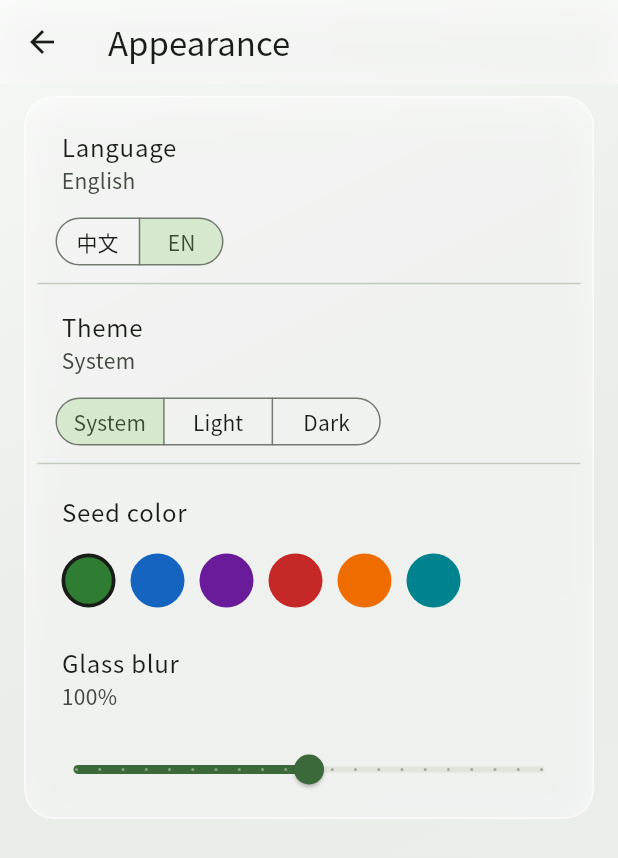
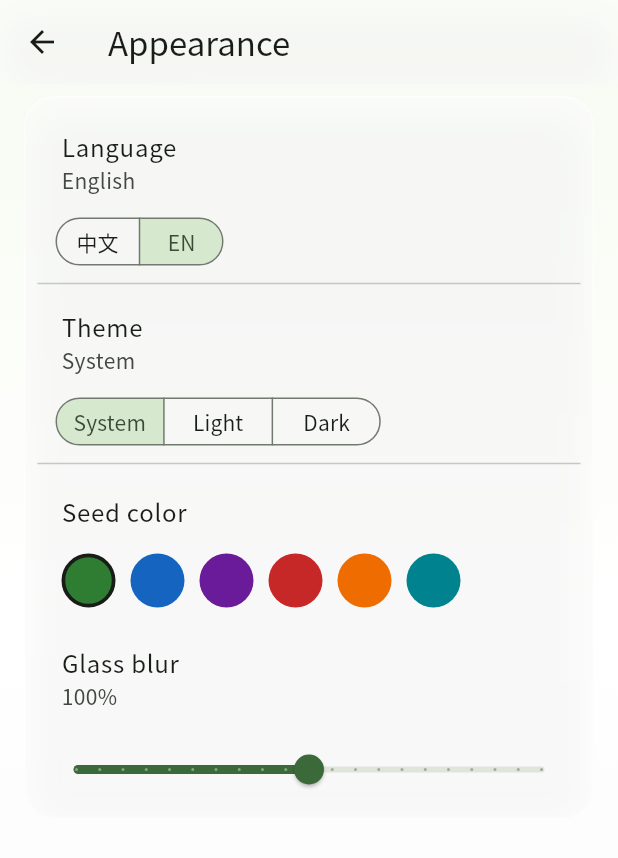
Before and after one commit to wiwcn/NeoReader, a Flutter app: the SettingsAppearancePage screen opened directly, after a tap on "EN", on a phone screen of 412 x 824 dp. Shown: the top 858 px of the screen. Run offline on Flutter 3.47's test engine with Material 3 defaults, Android fonts, the phone set to English and light mode, and no system bars; our stand-ins replace equatable, file_picker, flutter_markdown, flutter_riverpod, shared_preferences, sqflite and 1 more; missing offline and left inert: pdfrx; accounts and stored records are empty.

Commit message:
Redesign library & settings hub to flat PiliPlus list UI
Drop per-row GlassSurface cards that caused white-on-pale double layers.
Library uses InkWell rows with aligned covers, dividers, filled search field;
settings hub uses flat ListTiles. Soften M3 scaffold surface.

```diff
--- a/lib/core/theme/app_theme.dart
+++ b/lib/core/theme/app_theme.dart
@@ -59,11 +59,11 @@ class AppTheme {
         scrolledUnderElevation: 0,
         backgroundColor: Colors.transparent,
       ),
-      scaffoldBackgroundColor: const Color(0xFFF3F6F3),
+      scaffoldBackgroundColor: const Color(0xFFF7F9F7),
       cardTheme: CardThemeData(
         elevation: 0,
-        color: Colors.white.withValues(alpha: 0.55),
-        shape: RoundedRectangleBorder(borderRadius: BorderRadius.circular(20)),
+        color: scheme.surfaceContainerLowest,
+        shape: RoundedRectangleBorder(borderRadius: BorderRadius.circular(12)),
       ),
       navigationBarTheme: NavigationBarThemeData(
         backgroundColor: Colors.white.withValues(alpha: 0.65),
--- a/lib/presentation/screens/library/library_screen.dart
+++ b/lib/presentation/screens/library/library_screen.dart
@@ -18,13 +18,15 @@ import '../reader/reader_router.dart';
 class LibraryScreen extends ConsumerWidget {
   const LibraryScreen({super.key});
 
-  static const double _coverW = 56;
-  static const double _coverH = 72;
+  /// PiliPlus-like compact cover; shared left edge across rows.
+  static const double _coverW = 48;
+  static const double _coverH = 64;
 
   @override
   Widget build(BuildContext context, WidgetRef ref) {
     final strings = ref.watch(stringsProvider);
     final booksAsync = ref.watch(filteredLibraryProvider);
+    final cs = Theme.of(context).colorScheme;
 
     return GlassScaffoldBackground(
       child: Scaffold(
@@ -47,22 +49,38 @@ class LibraryScreen extends ConsumerWidget {
             ),
           ],
           bottom: PreferredSize(
-            preferredSize: const Size.fromHeight(56),
+            preferredSize: const Size.fromHeight(52),
             child: Padding(
               padding: const EdgeInsets.fromLTRB(16, 0, 16, 10),
-              child: GlassSurface(
-                borderRadius: 14,
-                padding: const EdgeInsets.symmetric(horizontal: 10),
+              // Single filled field — no nested GlassSurface plate.
               child: TextField(
                 decoration: InputDecoration(
                   hintText: strings.searchHint,
-                    border: InputBorder.none,
                   isDense: true,
-                    icon: const Icon(Icons.search_rounded, size: 22),
+                  filled: true,
+                  fillColor: cs.surfaceContainerHighest.withValues(alpha: 0.65),
+                  prefixIcon: const Icon(Icons.search_rounded, size: 22),
+                  contentPadding: const EdgeInsets.symmetric(
+                    horizontal: 12,
+                    vertical: 10,
+                  ),
+                  border: OutlineInputBorder(
+                    borderRadius: BorderRadius.circular(28),
+                    borderSide: BorderSide.none,
+                  ),
+                  enabledBorder: OutlineInputBorder(
+                    borderRadius: BorderRadius.circular(28),
+                    borderSide: BorderSide.none,
+                  ),
+                  focusedBorder: OutlineInputBorder(
+                    borderRadius: BorderRadius.circular(28),
+                    borderSide: BorderSide(
+                      color: cs.primary.withValues(alpha: 0.35),
+                    ),
+                  ),
                 ),
                 onChanged: (v) =>
                     ref.read(libraryQueryProvider.notifier).state = v,
-                ),
               ),
             ),
           ),
@@ -80,95 +98,28 @@ class LibraryScreen extends ConsumerWidget {
           data: (books) {
             if (books.isEmpty) return EmptyLibrary(strings: strings);
             return ListView.separated(
-              // Extra bottom padding so last card clears FAB + nav bar.
-              padding: const EdgeInsets.fromLTRB(16, 8, 16, 112),
+              // FAB + nav clearance only — no empty glass regions.
+              padding: const EdgeInsets.fromLTRB(0, 4, 0, 112),
               itemCount: books.length,
-              separatorBuilder: (context, index) => const SizedBox(height: 10),
+              separatorBuilder: (context, index) => Divider(
+                height: 1,
+                thickness: 1,
+                indent: 16 + _coverW + 12,
+                endIndent: 16,
+                color: cs.outlineVariant.withValues(alpha: 0.45),
+              ),
               itemBuilder: (context, i) {
                 final book = books[i];
                 return StaggeredFadeSlide(
                   index: i,
-                  child: GlassSurface(
-                    borderRadius: 16,
-                    padding: const EdgeInsets.symmetric(
-                      horizontal: 12,
-                      vertical: 12,
-                    ),
-                    child: InkWell(
-                      borderRadius: BorderRadius.circular(12),
-                      onTap: () => openReader(context, book),
-                      onLongPress: () =>
+                  child: _BookListRow(
+                    book: book,
+                    strings: strings,
+                    coverW: _coverW,
+                    coverH: _coverH,
+                    onOpen: () => openReader(context, book),
+                    onDelete: () =>
                         _confirmDelete(context, ref, strings, book),
-                      child: Row(
-                        crossAxisAlignment: CrossAxisAlignment.center,
-                        children: [
-                          BookCover(
-                            book: book,
-                            width: _coverW,
-                            height: _coverH,
-                          ),
-                          const SizedBox(width: 12),
-                          Expanded(
-                            child: Column(
-                              crossAxisAlignment: CrossAxisAlignment.start,
-                              mainAxisSize: MainAxisSize.min,
-                              children: [
-                                Text(
-                                  book.title,
-                                  maxLines: 2,
-                                  overflow: TextOverflow.ellipsis,
-                                  style: Theme.of(context).textTheme.titleMedium,
-                                ),
-                                const SizedBox(height: 2),
-                                Text(
-                                  book.author.isEmpty
-                                      ? strings.unknownAuthor
-                                      : book.author,
-                                  maxLines: 1,
-                                  overflow: TextOverflow.ellipsis,
-                                  style: Theme.of(context).textTheme.bodySmall,
-                                ),
-                                const SizedBox(height: 8),
-                                Row(
-                                  children: [
-                                    Expanded(
-                                      child: AnimatedProgressBar(
-                                        value: book.progress,
-                                      ),
-                                    ),
-                                    const SizedBox(width: 8),
-                                    Text(
-                                      '${(book.progress * 100).round()}%',
-                                      style:
-                                          Theme.of(context).textTheme.labelSmall,
-                                    ),
-                                  ],
-                                ),
-                                const SizedBox(height: 4),
-                                Text(
-                                  book.format.name.toUpperCase(),
-                                  style: Theme.of(context)
-                                      .textTheme
-                                      .labelSmall
-                                      ?.copyWith(
-                                        color: Theme.of(context)
-                                            .colorScheme
-                                            .primary,
-                                      ),
-                                ),
-                              ],
-                            ),
-                          ),
-                          IconButton(
-                            visualDensity: VisualDensity.compact,
-                            icon: const Icon(Icons.delete_outline_rounded),
-                            tooltip: strings.delete,
-                            onPressed: () =>
-                                _confirmDelete(context, ref, strings, book),
-                          ),
-                        ],
-                      ),
-                    ),
                   ),
                 );
               },
@@ -255,3 +206,119 @@ class LibraryScreen extends ConsumerWidget {
     await ref.read(libraryProvider.notifier).refresh();
   }
 }
+
+/// Flat PiliPlus-style book row (no GlassSurface card).
+class _BookListRow extends StatelessWidget {
+  const _BookListRow({
+    required this.book,
+    required this.strings,
+    required this.coverW,
+    required this.coverH,
+    required this.onOpen,
+    required this.onDelete,
+  });
+
+  final Book book;
+  final AppStrings strings;
+  final double coverW;
+  final double coverH;
+  final VoidCallback onOpen;
+  final VoidCallback onDelete;
+
+  @override
+  Widget build(BuildContext context) {
+    final theme = Theme.of(context);
+    final cs = theme.colorScheme;
+    final author = book.author.isEmpty ? strings.unknownAuthor : book.author;
+    final pct = '${(book.progress * 100).round()}%';
+
+    return Material(
+      color: Colors.transparent,
+      child: InkWell(
+        onTap: onOpen,
+        onLongPress: onDelete,
+        child: Padding(
+          padding: const EdgeInsets.symmetric(horizontal: 16, vertical: 10),
+          child: Row(
+            crossAxisAlignment: CrossAxisAlignment.center,
+            children: [
+              BookCover(
+                book: book,
+                width: coverW,
+                height: coverH,
+                borderRadius: 8,
+              ),
+              const SizedBox(width: 12),
+              Expanded(
+                child: Column(
+                  crossAxisAlignment: CrossAxisAlignment.start,
+                  mainAxisSize: MainAxisSize.min,
+                  children: [
+                    Text(
+                      book.title,
+                      maxLines: 2,
+                      overflow: TextOverflow.ellipsis,
+                      style: theme.textTheme.titleMedium?.copyWith(
+                        height: 1.25,
+                      ),
+                    ),
+                    const SizedBox(height: 2),
+                    Text(
+                      author,
+                      maxLines: 1,
+                      overflow: TextOverflow.ellipsis,
+                      style: theme.textTheme.bodySmall?.copyWith(
+                        color: cs.onSurfaceVariant,
+                      ),
+                    ),
+                    const SizedBox(height: 4),
+                    Text(
+                      book.format.name.toUpperCase(),
+                      style: theme.textTheme.labelSmall?.copyWith(
+                        color: cs.outline,
+                        letterSpacing: 0.4,
+                      ),
+                    ),
+                    const SizedBox(height: 6),
+                    AnimatedProgressBar(
+                      value: book.progress,
+                      minHeight: 3,
+                    ),
+                  ],
+                ),
+              ),
+              const SizedBox(width: 8),
+              // Shared trailing column: % then delete — aligned across rows.
+              SizedBox(
+                width: 48,
+                child: Column(
+                  mainAxisSize: MainAxisSize.min,
+                  children: [
+                    Text(
+                      pct,
+                      style: theme.textTheme.labelSmall?.copyWith(
+                        color: cs.onSurfaceVariant,
+                        fontFeatures: const [FontFeature.tabularFigures()],
+                      ),
+                    ),
+                    IconButton(
+                      visualDensity: VisualDensity.compact,
+                      padding: EdgeInsets.zero,
+                      constraints: const BoxConstraints(
+                        minWidth: 40,
+                        minHeight: 40,
+                      ),
+                      icon: const Icon(Icons.delete_outline_rounded, size: 22),
+                      tooltip: strings.delete,
+                      onPressed: onDelete,
+                    ),
+                  ],
+                ),
+              ),
+            ],
+          ),
+        ),
+      ),
+    );
+  }
+}
--- a/lib/presentation/widgets/glass_scaffold_bg.dart
+++ b/lib/presentation/widgets/glass_scaffold_bg.dart
@@ -1,6 +1,6 @@
 import 'package:flutter/material.dart';
 
-/// Soft MD3 gradient backdrop so frosted glass has something to blur.
+/// Soft MD3 surface backdrop. Mild tint only — list body stays flat (PiliPlus).
 class GlassScaffoldBackground extends StatelessWidget {
   const GlassScaffoldBackground({super.key, required this.child});
 
@@ -13,18 +13,18 @@ class GlassScaffoldBackground extends StatelessWidget {
     return DecoratedBox(
       decoration: BoxDecoration(
         gradient: LinearGradient(
-          begin: Alignment.topLeft,
-          end: Alignment.bottomRight,
+          begin: Alignment.topCenter,
+          end: Alignment.bottomCenter,
           colors: isDark
               ? [
                   cs.surface,
-                  Color.lerp(cs.surface, cs.primary, 0.18)!,
-                  Color.lerp(cs.surface, cs.tertiary, 0.12)!,
+                  Color.lerp(cs.surface, cs.primary, 0.08)!,
                 ]
               : [
-                  const Color(0xFFF5F8F5),
-                  Color.lerp(Colors.white, cs.primary, 0.12)!,
-                  Color.lerp(Colors.white, cs.tertiary, 0.10)!,
+                  // M3 surface / surfaceContainerLowest — less muddy green-white.
+                  cs.surface,
+                  cs.surfaceContainerLowest,
+                  Color.lerp(cs.surfaceContainerLowest, cs.primary, 0.04)!,
                 ],
         ),
       ),
```
Also changed, not shown: lib/presentation/screens/settings/settings_hub_screen.dart (+35 -52 lines), lib/presentation/widgets/book_cover.dart (+9 -2 lines), 11 other files. Lines whose indentation alone changed are shown as unchanged.
